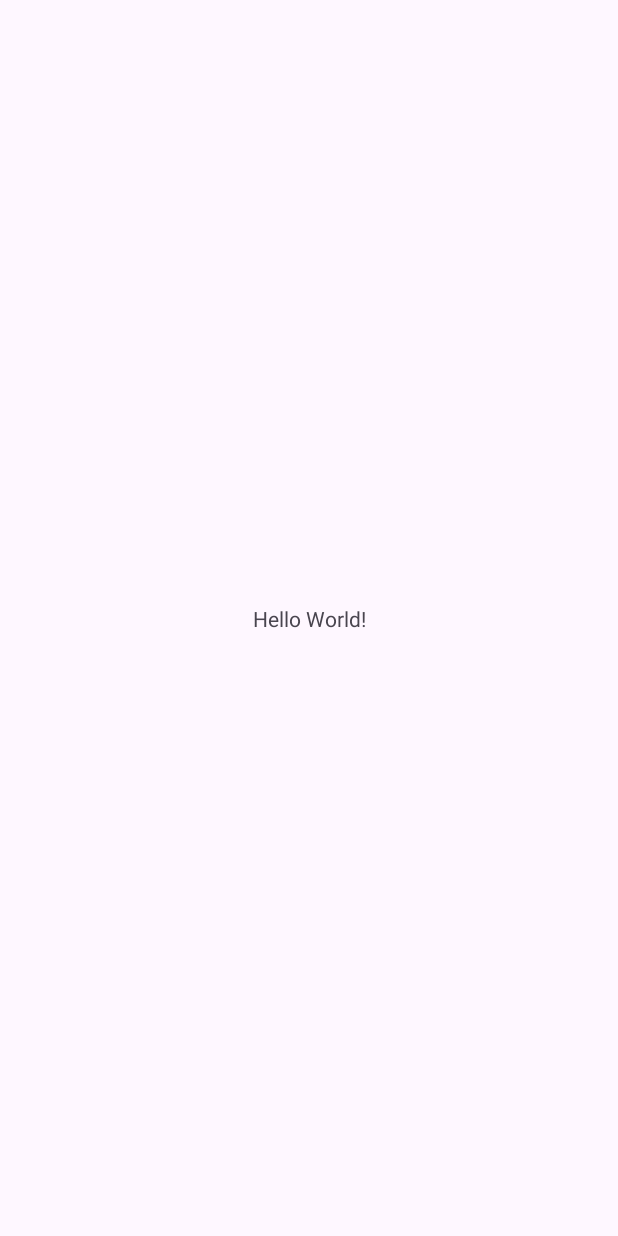
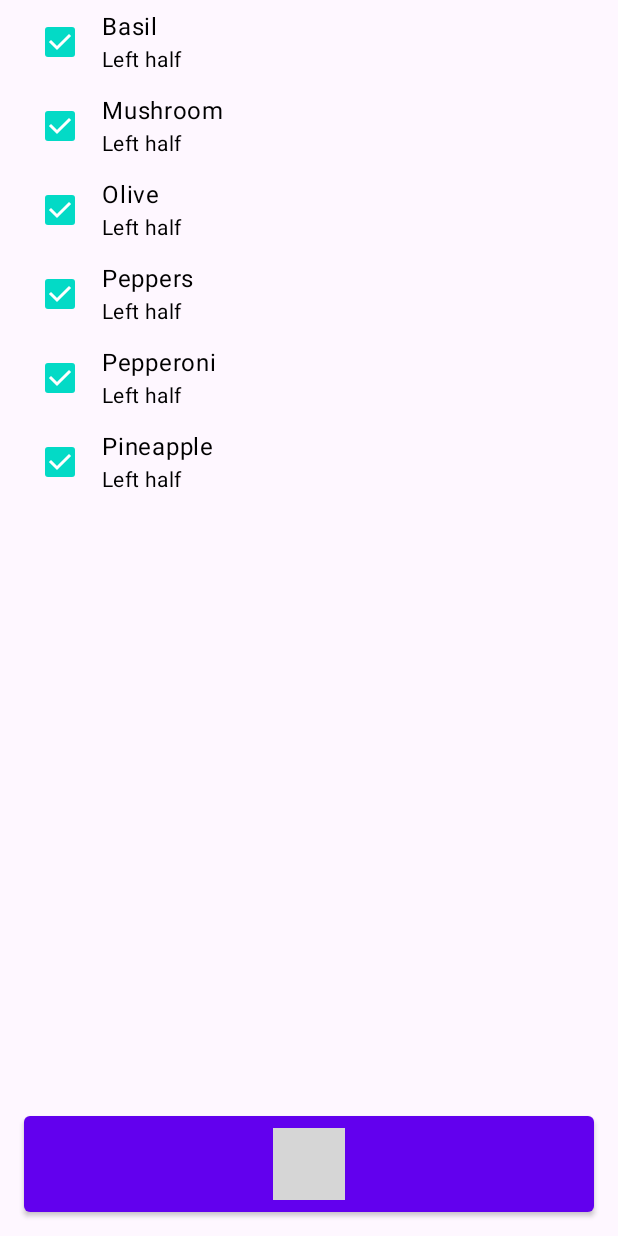
Before and after one commit to Hossam-Elgmmal/coda-pizza, an Android app built with Jetpack Compose: the screen it shows after launch (MainActivity), on a phone screen of 412 x 824 dp. Before the commit the screen is almost empty. Run offline under Robolectric (Android 15) with nearby library versions, the phone set to English and light mode, and no system bars; 1 statement that could not run was skipped; grey boxes are pictures that could not be loaded.

Commit message:
added pizza builder screen

```diff
--- a/app/src/main/java/com/bignerdranch/android/codapizza/MainActivity.kt
+++ b/app/src/main/java/com/bignerdranch/android/codapizza/MainActivity.kt
@@ -1,20 +1,15 @@
 package com.bignerdranch.android.codapizza
 
 import android.os.Bundle
-import androidx.activity.enableEdgeToEdge
-import androidx.appcompat.app.AppCompatActivity
-import androidx.core.view.ViewCompat
-import androidx.core.view.WindowInsetsCompat
+import androidx.activity.ComponentActivity
+import androidx.activity.compose.setContent
+import com.bignerdranch.android.codapizza.ui.PizzaBuilderScreen
 
-class MainActivity : AppCompatActivity() {
+class MainActivity : ComponentActivity() {
     override fun onCreate(savedInstanceState: Bundle?) {
         super.onCreate(savedInstanceState)
-        enableEdgeToEdge()
-        setContentView(R.layout.activity_main)
-        ViewCompat.setOnApplyWindowInsetsListener(findViewById(R.id.main)) { v, insets ->
-            val systemBars = insets.getInsets(WindowInsetsCompat.Type.systemBars())
-            v.setPadding(systemBars.left, systemBars.top, systemBars.right, systemBars.bottom)
-            insets
+        setContent {
+            PizzaBuilderScreen()
         }
     }
 }
--- /dev/null
+++ b/app/src/main/java/com/bignerdranch/android/codapizza/model/Topping.kt
@@ -0,0 +1,27 @@
+package com.bignerdranch.android.codapizza.model
+
+import androidx.annotation.StringRes
+import com.bignerdranch.android.codapizza.R
+
+enum class Topping(
+    @StringRes val toppingName: Int
+) {
+    Basil(
+        toppingName = R.string.topping_basil
+    ),
+    Mushroom(
+        toppingName = R.string.topping_mushroom
+    ),
+    Olive(
+        toppingName = R.string.topping_olive
+    ),
+    Peppers(
+        toppingName = R.string.topping_peppers
+    ),
+    Pepperoni(
+        toppingName = R.string.topping_pepperoni
+    ),
+    Pineapple(
+        toppingName = R.string.topping_pineapple
+    ),
+}
--- /dev/null
+++ b/app/src/main/java/com/bignerdranch/android/codapizza/model/ToppingPlacement.kt
@@ -0,0 +1,12 @@
+package com.bignerdranch.android.codapizza.model
+
+import androidx.annotation.StringRes
+import com.bignerdranch.android.codapizza.R
+
+enum class ToppingPlacement(
+    @StringRes val label: Int
+) {
+    Left(R.string.placement_left),
+    Right(R.string.placement_right),
+    All(R.string.placement_all),
+}
--- /dev/null
+++ b/app/src/main/java/com/bignerdranch/android/codapizza/ui/PizzaBuilderScreen.kt
@@ -0,0 +1,74 @@
+package com.bignerdranch.android.codapizza.ui
+
+import androidx.compose.foundation.layout.Column
+import androidx.compose.foundation.layout.fillMaxWidth
+import androidx.compose.foundation.layout.padding
+import androidx.compose.foundation.lazy.LazyColumn
+import androidx.compose.foundation.lazy.items
+import androidx.compose.material.Button
+import androidx.compose.material.Text
+import androidx.compose.runtime.Composable
+import androidx.compose.ui.Modifier
+import androidx.compose.ui.res.stringResource
+import androidx.compose.ui.text.intl.Locale
+import androidx.compose.ui.text.toUpperCase
+import androidx.compose.ui.tooling.preview.Preview
+import androidx.compose.ui.unit.dp
+import com.bignerdranch.android.codapizza.R
+import com.bignerdranch.android.codapizza.model.Topping
+import com.bignerdranch.android.codapizza.model.ToppingPlacement
+
+@Preview
+@Composable
+fun PizzaBuilderScreen(
+    modifier: Modifier = Modifier
+) {
+    Column(
+        modifier = modifier
+    ) {
+        ToppingList(
+            modifier = Modifier
+                .fillMaxWidth()
+                .weight(1f, fill = true)
+        )
+        OrderButton(
+            modifier = Modifier
+                .fillMaxWidth()
+                .padding(16.dp)
+        )
+    }
+}
+
+@Composable
+private fun ToppingList(
+    modifier: Modifier = Modifier
+) {
+    LazyColumn(
+        modifier = modifier
+    ) {
+        items(Topping.entries.toTypedArray()) { topping ->
+            ToppingCell(
+                topping = topping,
+                placement = ToppingPlacement.Left,
+                onClickTopping = {}
+            )
+        }
+    }
+}
+
+@Composable
+private fun OrderButton(
+    modifier: Modifier = Modifier
+) {
+    Button(
+        modifier = modifier,
+        onClick = {
+            /*TODO*/
+        }
+    ) {
+        Text(
+            text = stringResource(id = R.string.place_order_button)
+                .toUpperCase(Locale.current)
+        )
+    }
+}
--- /dev/null
+++ b/app/src/main/java/com/bignerdranch/android/codapizza/ui/ToppingCell.kt
@@ -0,0 +1,72 @@
+package com.bignerdranch.android.codapizza.ui
+
+import androidx.compose.foundation.clickable
+import androidx.compose.foundation.layout.Column
+import androidx.compose.foundation.layout.Row
+import androidx.compose.foundation.layout.padding
+import androidx.compose.material.Checkbox
+import androidx.compose.material.MaterialTheme
+import androidx.compose.material.Text
+import androidx.compose.runtime.Composable
+import androidx.compose.ui.Alignment
+import androidx.compose.ui.Modifier
+import androidx.compose.ui.res.stringResource
+import androidx.compose.ui.tooling.preview.Preview
+import androidx.compose.ui.unit.dp
+import com.bignerdranch.android.codapizza.model.Topping
+import com.bignerdranch.android.codapizza.model.ToppingPlacement
+
+@Composable
+fun ToppingCell(
+    topping: Topping,
+    placement: ToppingPlacement?,
+    modifier: Modifier = Modifier,
+    onClickTopping: () -> Unit,
+) {
+    Row(
+        verticalAlignment = Alignment.CenterVertically,
+        modifier = modifier
+            .clickable { onClickTopping() }
+            .padding(horizontal = 16.dp, vertical = 4.dp)
+    ) {
+        Checkbox(
+            checked = (placement != null),
+            onCheckedChange = { /* TODO: */ })
+        Column(
+            modifier = Modifier
+                .weight(1f, fill = true)
+                .padding(start = 4.dp)
+        ) {
+            Text(
+                text = stringResource(id = topping.toppingName),
+                style = MaterialTheme.typography.body1
+            )
+            if (placement != null) {
+                Text(
+                    text = stringResource(id = placement.label),
+                    style = MaterialTheme.typography.body2
+                )
+            }
+        }
+    }
+}
+
+@Preview(showBackground = true)
+@Composable
+private fun ToppingCellPreviewOnLeftHalf() {
+    ToppingCell(
+        topping = Topping.Pepperoni,
+        placement = ToppingPlacement.Left,
+        onClickTopping = {}
+    )
+}
+
+@Preview(showBackground = true)
+@Composable
+private fun ToppingCellPreviewNotOnPizza() {
+    ToppingCell(
+        topping = Topping.Pepperoni,
+        placement = null,
+        onClickTopping = {}
+    )
+}
--- a/app/src/main/res/layout/activity_main.xml
+++ /dev/null
@@ -1,19 +0,0 @@
-<?xml version="1.0" encoding="utf-8"?>
-<androidx.constraintlayout.widget.ConstraintLayout xmlns:android="http://schemas.android.com/apk/res/android"
-    xmlns:app="http://schemas.android.com/apk/res-auto"
-    xmlns:tools="http://schemas.android.com/tools"
-    android:id="@+id/main"
-    android:layout_width="match_parent"
-    android:layout_height="match_parent"
-    tools:context=".MainActivity">
-
-    <TextView
-        android:layout_width="wrap_content"
-        android:layout_height="wrap_content"
-        android:text="Hello World!"
-        app:layout_constraintBottom_toBottomOf="parent"
-        app:layout_constraintEnd_toEndOf="parent"
-        app:layout_constraintStart_toStartOf="parent"
-        app:layout_constraintTop_toTopOf="parent" />
-
-</androidx.constraintlayout.widget.ConstraintLayout>
--- a/app/src/main/res/values/strings.xml
+++ b/app/src/main/res/values/strings.xml
@@ -1,3 +1,16 @@
 <resources>
     <string name="app_name">Coda Pizza</string>
+
+    <string name="placement_none">None</string>
+    <string name="placement_left">Left half</string>
+    <string name="placement_right">Right half</string>
+    <string name="placement_all">whole pizza</string>
+
+    <string name="topping_basil">Basil</string>
+    <string name="topping_mushroom">Mushroom</string>
+    <string name="topping_olive">Olive</string>
+    <string name="topping_peppers">Peppers</string>
+    <string name="topping_pepperoni">Pepperoni</string>
+    <string name="topping_pineapple">Pineapple</string>
+    <string name="place_order_button">Place Order</string>
 </resources>
--- a/gradle/libs.versions.toml
+++ b/gradle/libs.versions.toml
@@ -1,6 +1,7 @@
 [versions]
+activityCompose = "1.8.2"
 agp = "8.3.1"
-kotlin = "1.9.0"
+kotlin = "1.9.23"
 coreKtx = "1.12.0"
 junit = "4.13.2"
 junitVersion = "1.1.5"
@@ -11,6 +12,7 @@ activity = "1.8.0"
 constraintlayout = "2.1.4"
 
 [libraries]
+androidx-activity-compose = { module = "androidx.activity:activity-compose", version.ref = "activityCompose" }
 androidx-core-ktx = { group = "androidx.core", name = "core-ktx", version.ref = "coreKtx" }
 junit = { group = "junit", name = "junit", version.ref = "junit" }
 androidx-junit = { group = "androidx.test.ext", name = "junit", version.ref = "junitVersion" }
```
Also changed, not shown: app/build.gradle.kts (+16 -0 lines).
